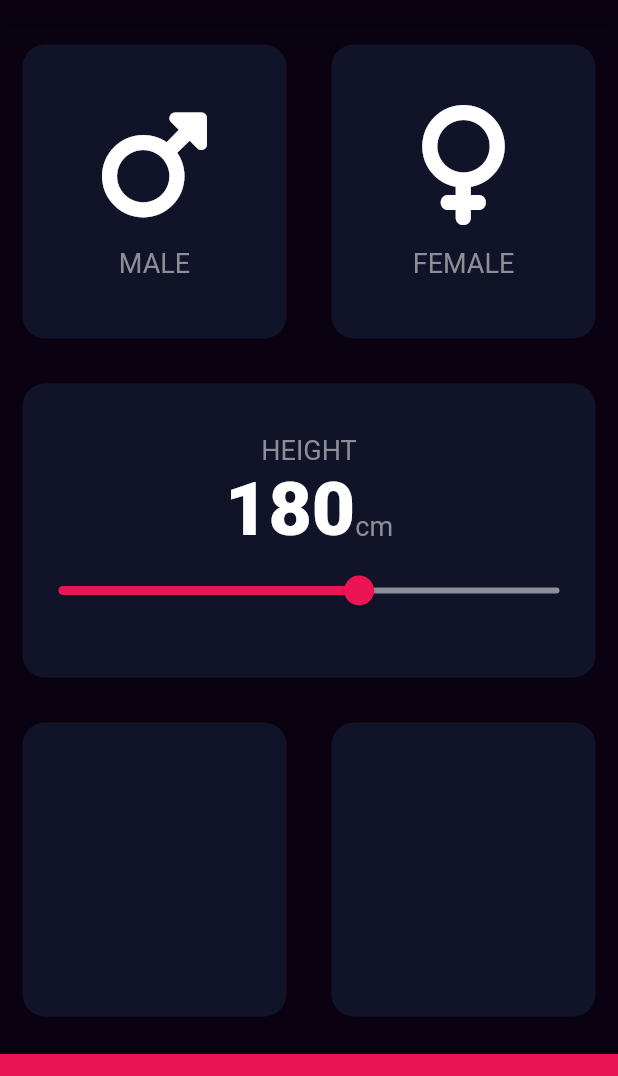
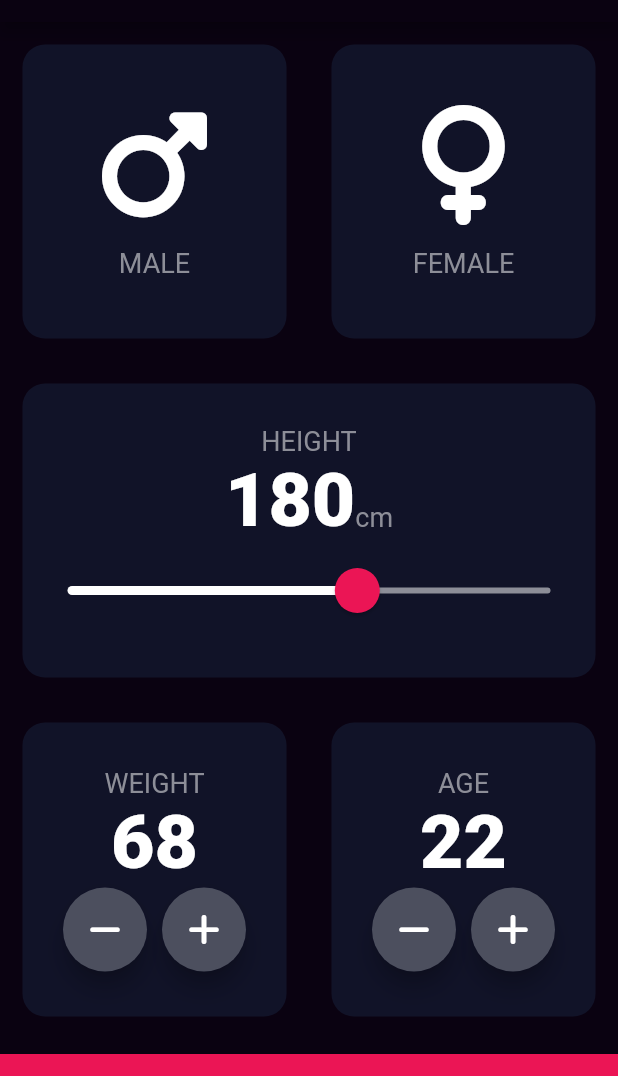
Before and after one commit to bonheurtuyi/bmi-calculator, a Flutter app: the screen it shows after launch, on a phone screen of 412 x 824 dp, the part 62-1138 px from its top. Run offline on Flutter 3.47's test engine with Material 2 defaults, Android fonts, the phone set to English and light mode, and no system bars; our stand-ins replace font_awesome_flutter.

Commit message:
Adding contents to last 2 cards and changing slider design.

```diff
--- a/lib/input-page.dart
+++ b/lib/input-page.dart
@@ -17,6 +17,9 @@ class InputPage extends StatefulWidget {
 
 class _InputPageState extends State<InputPage> {
   int height = 180;
+  int weight = 68;
+  int age = 22;
+
   @override
   Widget build(BuildContext context) {
     return Scaffold(
@@ -93,7 +96,18 @@ class _InputPageState extends State<InputPage> {
                       ),
                     ],
                   ),
-                  Slider(
+                  SliderTheme(
+                    data: SliderTheme.of(context).copyWith(
+                      thumbShape:
+                          const RoundSliderThumbShape(enabledThumbRadius: 15.0),
+                      overlayColor: const Color(0x29EB1555),
+                      overlayShape:
+                          const RoundSliderOverlayShape(overlayRadius: 30.0),
+                      activeTrackColor: Colors.white,
+                      thumbColor: const Color(0xFFEB1555),
+                      inactiveTrackColor: const Color(0xFF8D8E98),
+                    ),
+                    child: Slider(
                       value: height.toDouble(),
                       onChanged: (double value) {
                         setState(() {
@@ -102,8 +116,7 @@ class _InputPageState extends State<InputPage> {
                       },
                       min: 120,
                       max: 220,
-                    activeColor: const Color(0xFFEB1555),
-                    inactiveColor: const Color(0xFF8D8E98),
+                    ),
                   ),
                 ],
               ),
@@ -115,13 +128,83 @@ class _InputPageState extends State<InputPage> {
                 Expanded(
                   child: ReusableCard(
                     colour: kInActiveCardColor,
-                    cardChild: Container(),
+                    cardChild: Column(
+                      mainAxisAlignment: MainAxisAlignment.center,
+                      children: [
+                        const Text(
+                          'WEIGHT',
+                          style: kLabelTextStyle,
+                        ),
+                        Text(
+                          weight.toString(),
+                          style: kNumberTextStyle,
+                        ),
+                        Row(
+                          mainAxisAlignment: MainAxisAlignment.center,
+                          children: [
+                            RoundedIconButton(
+                              onPressed: () {
+                                setState(() {
+                                  weight--;
+                                });
+                              },
+                              icon: FontAwesomeIcons.minus,
+                            ),
+                            const SizedBox(
+                              width: 10.0,
+                            ),
+                            RoundedIconButton(
+                              onPressed: () {
+                                setState(() {
+                                  weight++;
+                                });
+                              },
+                              icon: FontAwesomeIcons.plus,
+                            ),
+                          ],
+                        )
+                      ],
+                    ),
                   ),
                 ),
                 Expanded(
                   child: ReusableCard(
                     colour: kInActiveCardColor,
-                    cardChild: Container(),
+                    cardChild: Column(
+                      mainAxisAlignment: MainAxisAlignment.center,
+                      children: [
+                        const Text(
+                          'AGE',
+                          style: kLabelTextStyle,
+                        ),
+                        Text(
+                          age.toString(),
+                          style: kNumberTextStyle,
+                        ),
+                        Row(
+                          mainAxisAlignment: MainAxisAlignment.center,
+                          children: [
+                            RoundedIconButton(
+                                icon: FontAwesomeIcons.minus,
+                                onPressed: () {
+                                  setState(() {
+                                    age--;
+                                  });
+                                }),
+                            const SizedBox(
+                              width: 10.0,
+                            ),
+                            RoundedIconButton(
+                                icon: FontAwesomeIcons.plus,
+                                onPressed: () {
+                                  setState(() {
+                                    age++;
+                                  });
+                                }),
+                          ],
+                        ),
+                      ],
+                    ),
                   ),
                 ),
               ],
@@ -138,3 +221,22 @@ class _InputPageState extends State<InputPage> {
     );
   }
 }
+
+class RoundedIconButton extends StatelessWidget {
+  const RoundedIconButton(
+      {Key? key, required this.icon, required this.onPressed})
+      : super(key: key);
+  final IconData icon;
+  final Function() onPressed;
+  @override
+  Widget build(BuildContext context) {
+    return RawMaterialButton(
+      onPressed: onPressed,
+      constraints: const BoxConstraints.tightFor(width: 56.0, height: 56.0),
+      fillColor: const Color(0xFF4C4F5E),
+      shape: const CircleBorder(),
+      elevation: 6.0,
+      child: Icon(icon),
+    );
+  }
+}
```
Lines whose indentation alone changed are shown as unchanged.
